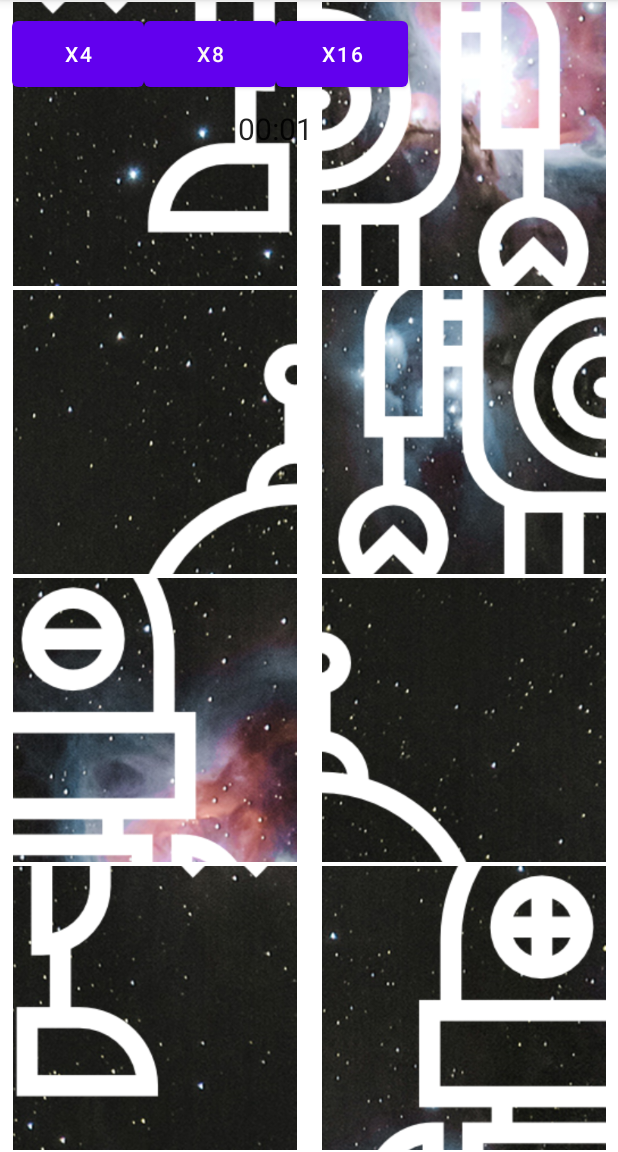
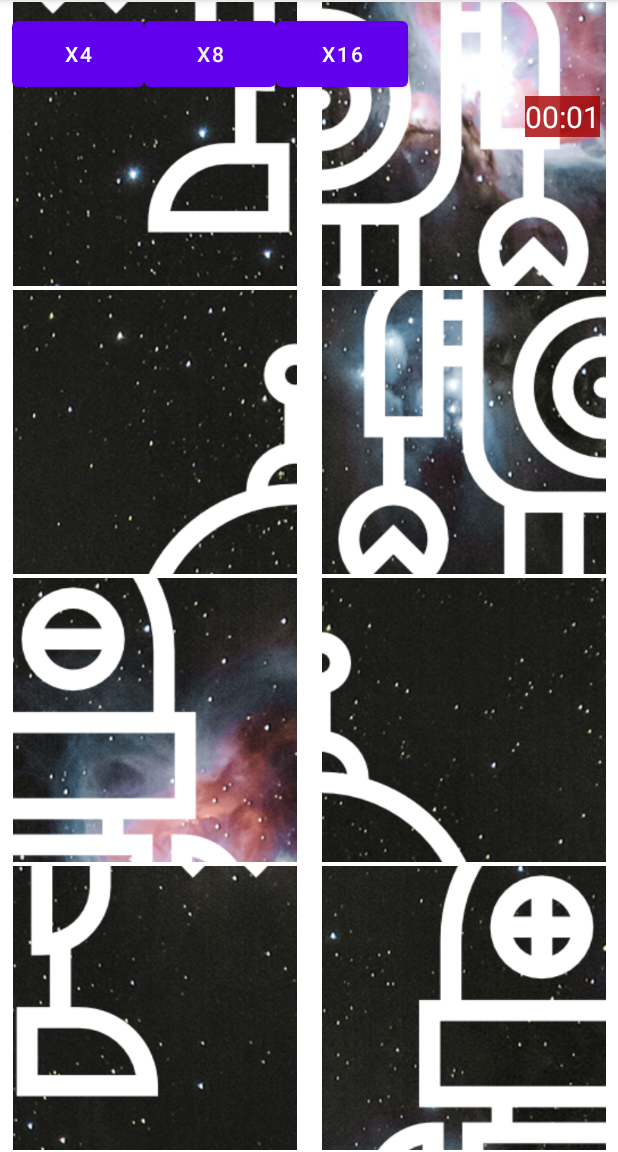
Before and after one commit to WonderGames-UOC/FP.219---PuzzleDroid, an Android app: the Game01Activity screen opened directly, with no data from a screen before it, after a tap on "X4", on a phone screen of 412 x 824 dp, the part 84-1236 px from its top. Run offline under Robolectric (Android 15) with nearby library versions, the phone set to English and light mode, and no system bars; pictures from the network do not load.

Commit message:
Timer rebase with desarrollo. Merge conflict in activity_game01.xml <Chronometer parameters. Keep Timer version.

```diff
--- a/app/src/main/res/layout/activity_game01.xml
+++ b/app/src/main/res/layout/activity_game01.xml
@@ -72,14 +72,14 @@
 
     <Chronometer
         android:id="@+id/chronometer"
-        android:layout_width="95dp"
-        android:layout_height="49dp"
-        android:layout_marginStart="8dp"
-        android:layout_marginTop="8dp"
-        android:layout_marginEnd="8dp"
-        app:layout_constraintEnd_toEndOf="parent"
-        app:layout_constraintStart_toStartOf="parent"
-        app:layout_constraintTop_toBottomOf="@+id/view_buttons"
-        android:textSize="20sp"/>
+        android:layout_width="wrap_content"
+        android:layout_height="wrap_content"
+        android:layout_marginEnd="4dp"
+        android:background="#CCA60000"
+        android:radius="4dp"
+        android:textColor="@color/white"
+        android:textSize="20sp"
+        app:layout_constraintEnd_toEndOf="@+id/view_buttons"
+        app:layout_constraintTop_toBottomOf="@+id/view_buttons" />
 
 </androidx.constraintlayout.widget.ConstraintLayout>
```
